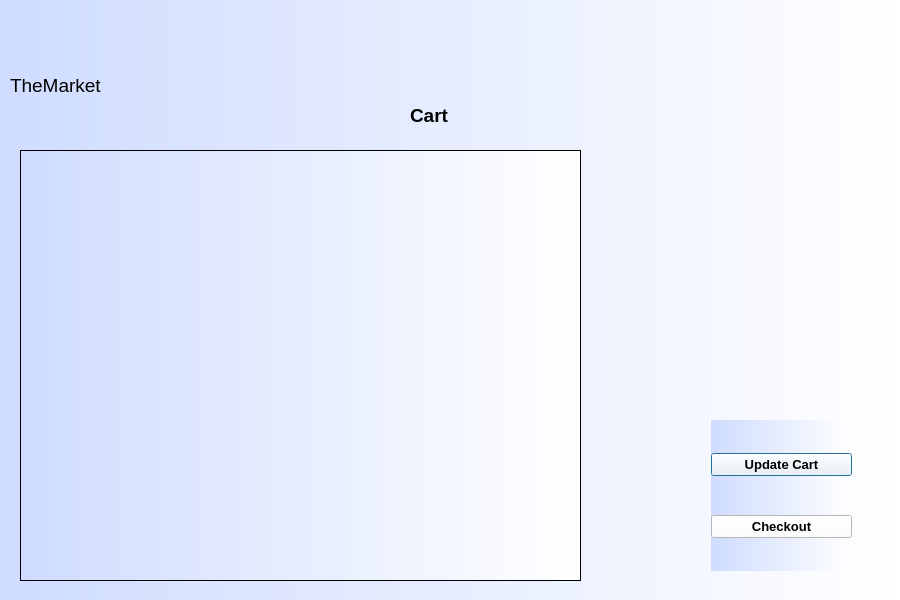
The window that Marketplace-Client/Marketplace-Client/cart.ui (Ahmedkhalifa1999/Design-and-Implementation-of-a-Marketplace-system) describes before a commit, drawn with Qt 5.
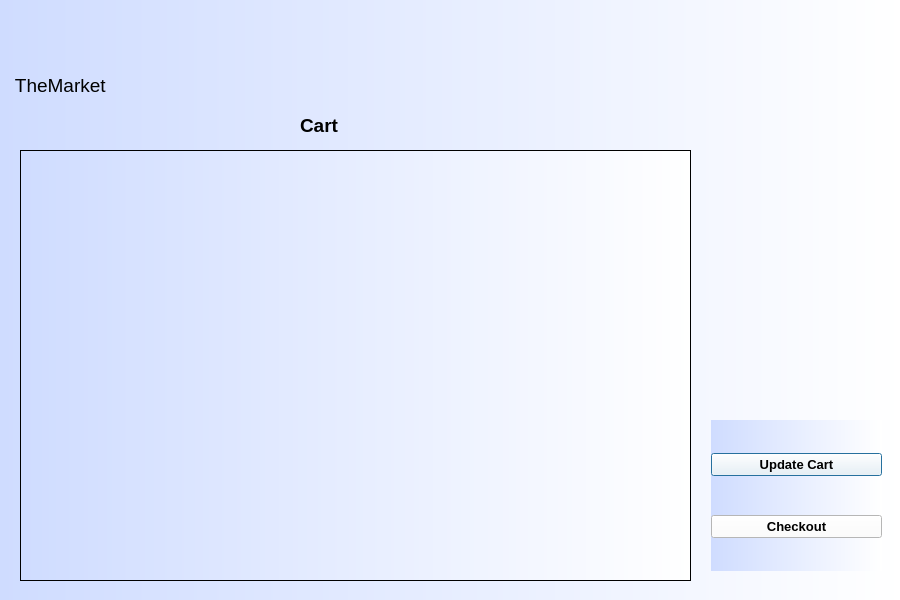
The same window after the commit.

Patch:
```diff
--- a/Marketplace-Client/Marketplace-Client/cart.ui
+++ b/Marketplace-Client/Marketplace-Client/cart.ui
@@ -35,14 +35,14 @@
 background-color: qradialgradient(spread:pad, cx:0.5, cy:0.5, radius:2, fx:0.500038, fy:0.511, stop:0.370192 rgba(255, 255, 255, 0), stop:0.4 rgba(255, 162, 162, 80), stop:0.425 rgba(255, 132, 132, 156), stop:0.427885 rgba(255, 188, 188, 80), stop:0.44 rgba(252, 128, 128, 80), stop:1 rgba(255, 255, 255, 0));</string>
    </property>
    <property name="text">
-    <string>TheMarket</string>
+    <string> TheMarket</string>
    </property>
   </widget>
   <widget class="QLabel" name="label_2">
    <property name="geometry">
     <rect>
-     <x>410</x>
-     <y>100</y>
+     <x>300</x>
+     <y>110</y>
      <width>111</width>
      <height>31</height>
     </rect>
@@ -65,7 +65,7 @@
     <rect>
      <x>20</x>
      <y>150</y>
-     <width>561</width>
+     <width>671</width>
      <height>431</height>
     </rect>
    </property>
@@ -77,7 +77,7 @@
      <rect>
       <x>0</x>
       <y>0</y>
-      <width>559</width>
+      <width>669</width>
       <height>429</height>
      </rect>
     </property>
@@ -93,7 +93,7 @@
     <rect>
      <x>711</x>
      <y>420</y>
-     <width>141</width>
+     <width>171</width>
      <height>151</height>
     </rect>
    </property>
```
